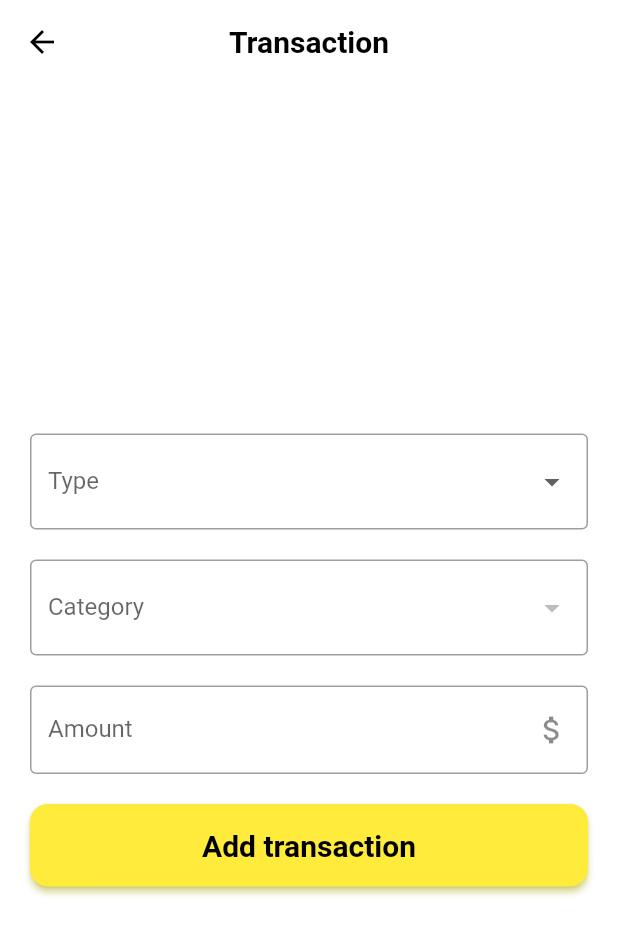
After one commit to aragrevo/balance_app_flutter, a Flutter app: the _Home screen opened directly, after a tap on the "add" icon, on a phone screen of 412 x 824 dp. The commit adds this screen. Shown: the top 935 px of the screen. Run offline on Flutter 3.47's test engine with Material 2 defaults, Android fonts, the phone set to English and light mode, and no system bars; our stand-ins replace cloud_firestore, firebase_core, google_sign_in; accounts and stored records are empty.

Commit message:
feature/Add transaction expense

```diff
--- a/lib/main.dart
+++ b/lib/main.dart
@@ -1,6 +1,6 @@
 import 'package:balance_app/screens/screens.dart';
+import 'package:balance_app/screens/transaction_screen.dart';
 import 'package:balance_app/services/auth_service.dart';
-import 'package:balance_app/services/expenses.service.dart';
 import 'package:flutter/material.dart';
 
 import 'package:firebase_core/firebase_core.dart';
@@ -38,8 +38,12 @@ class MyApp extends StatelessWidget {
             HomeScreen.routeName: (_) => const HomeScreen(),
             LoginScreen.routeName: (_) => const LoginScreen(),
             SigninScreen.routeName: (_) => const SigninScreen(),
+            TransactionScreen.routeName: (_) => const TransactionScreen(),
           },
           theme: ThemeData.light().copyWith(
+            inputDecorationTheme: InputDecorationTheme(
+              border: OutlineInputBorder(),
+            ),
             appBarTheme: const AppBarTheme(
                 color: Colors.white,
                 elevation: 0.1,
--- /dev/null
+++ b/lib/providers/transaction_form.provider.dart
@@ -0,0 +1,17 @@
+import 'package:flutter/material.dart';
+
+class TransactionFormProvider extends ChangeNotifier {
+  GlobalKey<FormState> formKey = GlobalKey<FormState>();
+
+  dynamic document = {
+    'type': '',
+    'category': '',
+    'amount': '',
+  };
+
+  TransactionFormProvider();
+
+  bool isValidForm() {
+    return formKey.currentState?.validate() ?? false;
+  }
+}
--- a/lib/screens/home_screen.dart
+++ b/lib/screens/home_screen.dart
@@ -1,4 +1,5 @@
 import 'package:balance_app/models/expense.dart';
+import 'package:balance_app/screens/transaction_screen.dart';
 import 'package:balance_app/services/balance.service.dart';
 import 'package:balance_app/services/expenses.service.dart';
 import 'package:balance_app/services/services.dart';
@@ -45,7 +46,9 @@ class _Home extends StatelessWidget {
               ),
             ]),
         floatingActionButton: FloatingActionButton(
-          onPressed: () {},
+          onPressed: () {
+            Navigator.pushNamed(context, TransactionScreen.routeName);
+          },
           tooltip: 'Increment',
           child: const Icon(Icons.add),
           elevation: 2,
--- /dev/null
+++ b/lib/screens/transaction_screen.dart
@@ -0,0 +1,147 @@
+import 'package:balance_app/models/expense.dart';
+import 'package:balance_app/providers/transaction_form.provider.dart';
+import 'package:balance_app/services/categories.service.dart';
+import 'package:balance_app/services/expenses.service.dart';
+import 'package:flutter/material.dart';
+import 'package:provider/provider.dart';
+
+class TransactionScreen extends StatelessWidget {
+  const TransactionScreen({Key? key}) : super(key: key);
+  static const String routeName = 'transaction';
+  @override
+  Widget build(BuildContext context) {
+    return MultiProvider(providers: [
+      ChangeNotifierProvider(create: (_) => CategoriesService()),
+      ChangeNotifierProvider(create: (_) => ExpensesService()),
+      ChangeNotifierProvider(create: (_) => TransactionFormProvider()),
+    ], child: const _Body());
+  }
+}
+
+class _Body extends StatelessWidget {
+  const _Body({
+    Key? key,
+  }) : super(key: key);
+
+  @override
+  Widget build(BuildContext context) {
+    return Scaffold(
+      appBar: AppBar(
+        title: const Text('Transaction'),
+        elevation: 0,
+      ),
+      body: Container(
+        padding: EdgeInsets.all(20),
+        color: Colors.white,
+        child: _Form(),
+      ),
+    );
+  }
+}
+
+class _Form extends StatelessWidget {
+  const _Form({
+    Key? key,
+  }) : super(key: key);
+
+  @override
+  Widget build(BuildContext context) {
+    final categoriesSvc = Provider.of<CategoriesService>(context);
+    final expensesSvc = Provider.of<ExpensesService>(context);
+    final form = Provider.of<TransactionFormProvider>(context);
+    final categories = categoriesSvc.categoriesList;
+    final document = form.document;
+    return Form(
+      key: form.formKey,
+      child: Column(
+        mainAxisAlignment: MainAxisAlignment.center,
+        children: [
+          DropdownButtonFormField(
+              decoration: const InputDecoration(labelText: 'Type'),
+              validator: (value) {
+                if (value == null) {
+                  return 'Por favor seleccione un tipo';
+                }
+              },
+              items: const [
+                DropdownMenuItem(
+                  child: Text('Expense'),
+                  value: 'expense',
+                ),
+                DropdownMenuItem(
+                  child: Text('Income'),
+                  value: 'revenue',
+                ),
+              ],
+              onChanged: (value) {
+                document['type'] = value;
+                categoriesSvc.getCategories(value as String);
+              }),
+          const SizedBox(height: 20),
+          DropdownButtonFormField(
+              decoration: const InputDecoration(labelText: 'Category'),
+              validator: (value) {
+                if (value == null) {
+                  return 'Por favor seleccione un tipo';
+                }
+              },
+              items: categories
+                  .map((category) => DropdownMenuItem(
+                        child: Text(category['name']),
+                        value: category['id'],
+                      ))
+                  .toList(),
+              onChanged: (value) {
+                document['category'] = value as String;
+              }),
+          const SizedBox(height: 20),
+          TextFormField(
+            initialValue: document['amount'],
+            onChanged: (value) => document['amount'] = value,
+            keyboardType: TextInputType.number,
+            decoration: const InputDecoration(
+              labelText: 'Amount',
+              suffixIcon: Icon(Icons.attach_money),
+            ),
+            validator: (value) {
+              if (value == null) {
+                return 'Por favor ingrese un monto';
+              }
+            },
+          ),
+          const SizedBox(height: 20),
+          SizedBox(
+              width: double.infinity,
+              height: 55,
+              child: ElevatedButton(
+                onPressed: expensesSvc.isSaving
+                    ? null
+                    : () async {
+                        if (!form.isValidForm()) return;
+                        final data = Expense(
+                            cost: int.parse(document['amount']),
+                            date: DateTime.now().toIso8601String(),
+                            description: document['category'],
+                            quantity: 1);
+                        await expensesSvc.addExpense(data);
+                        expensesSvc.getExpenses();
+                        Navigator.pop(context);
+                      },
+                child: expensesSvc.isSaving
+                    ? const CircularProgressIndicator()
+                    : const Text('Add transaction'),
+                style: ElevatedButton.styleFrom(
+                    primary: Colors.yellow,
+                    onPrimary: Colors.black,
+                    shadowColor: Colors.yellowAccent,
+                    elevation: 2,
+                    shape: RoundedRectangleBorder(
+                        borderRadius: BorderRadius.circular(12.0)),
+                    textStyle: const TextStyle(
+                        fontSize: 20, fontWeight: FontWeight.w600)),
+              )),
+        ],
+      ),
+    );
+  }
+}
--- /dev/null
+++ b/lib/services/categories.service.dart
@@ -0,0 +1,34 @@
+import 'package:balance_app/models/expense.dart';
+import 'package:flutter/material.dart';
+import 'package:cloud_firestore/cloud_firestore.dart';
+
+class CategoriesService with ChangeNotifier {
+  final CollectionReference _instance =
+      FirebaseFirestore.instance.collection('categories');
+  final List<dynamic> _categories = [];
+
+  List<dynamic> get categoriesList => [..._categories];
+  set categoriesList(List<dynamic> value) {
+    _categories.clear();
+    _categories.addAll(value);
+    _categories.sort((a, b) => a['name'].compareTo(b['name']));
+    notifyListeners();
+  }
+
+  CategoriesService() {}
+
+  getCategories(String type) {
+    List<dynamic> categories = [];
+    _instance
+        .where('type', isEqualTo: type)
+        .get()
+        .then((QuerySnapshot querySnapshot) {
+      querySnapshot.docs.forEach((doc) {
+        final category = doc.data() as Map<String, dynamic>;
+        final list = category['categories'];
+        categories.addAll(list);
+      });
+      categoriesList = categories;
+    });
+  }
+}
--- a/lib/services/expenses.service.dart
+++ b/lib/services/expenses.service.dart
@@ -6,6 +6,7 @@ class ExpensesService with ChangeNotifier {
   final CollectionReference _instance =
       FirebaseFirestore.instance.collection('expenses');
   final List<Expense> _expenses = [];
+  var isSaving = false;
 
   List<Expense> get expensesList => [..._expenses];
   set expensesList(List<Expense> value) {
@@ -36,4 +37,12 @@ class ExpensesService with ChangeNotifier {
       this.expensesList = expensesList;
     });
   }
+
+  Future<void> addExpense(Expense expense) async {
+    isSaving = true;
+    notifyListeners();
+    await _instance.add(expense.toJson());
+    isSaving = false;
+    notifyListeners();
+  }
 }
```
